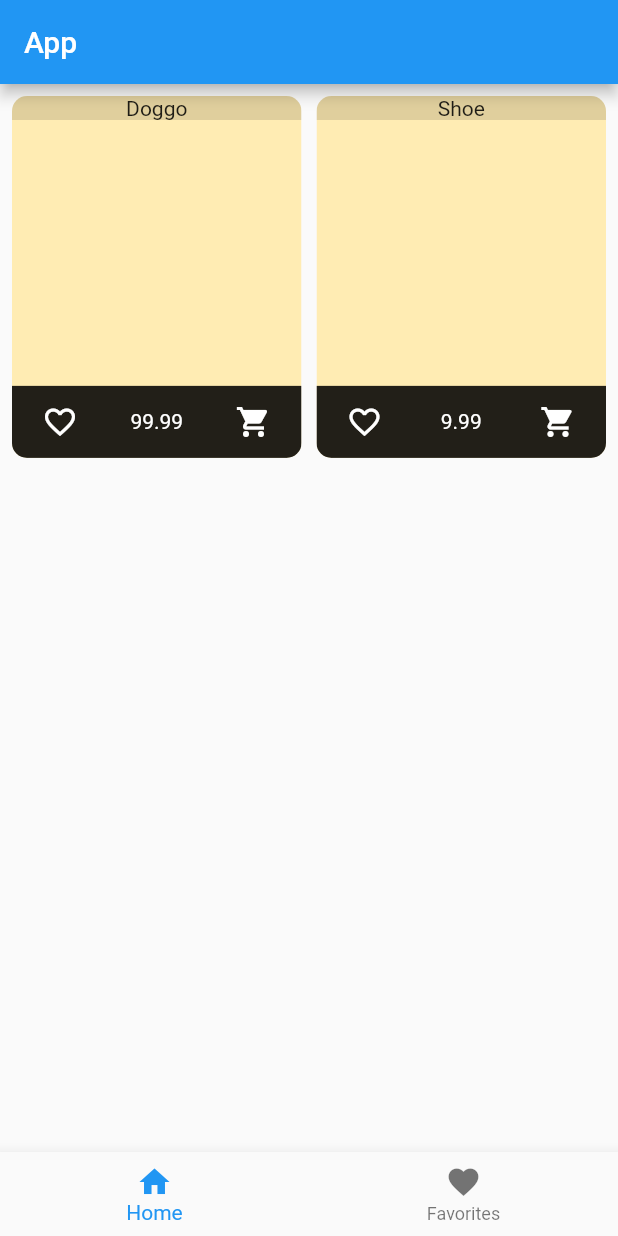
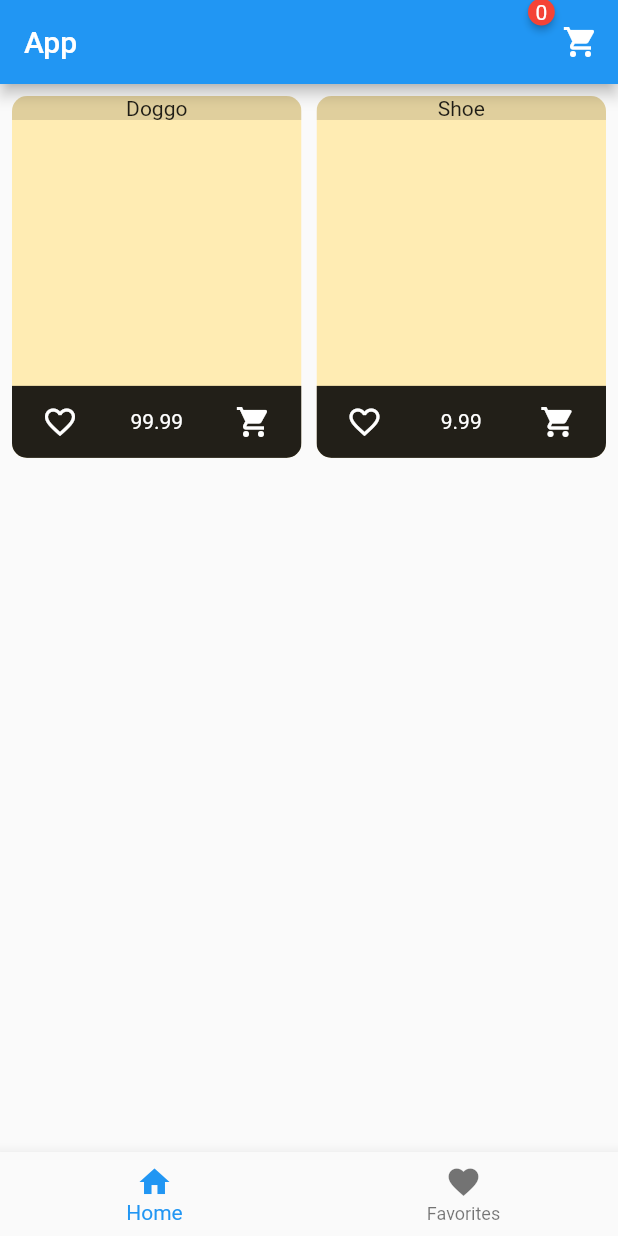
Before and after one commit to nevarwin/addtocart-favorite-example, a Flutter app: the screen it shows after launch, on a phone screen of 412 x 824 dp. Run offline on Flutter 3.47's test engine with Material 2 defaults, Android fonts, the phone set to English and light mode, and no system bars; drawn by our look-alikes of badges.

Commit message:
added card badge

```diff
--- a/addtocart_favorite_app/lib/screens/product_screen.dart
+++ b/addtocart_favorite_app/lib/screens/product_screen.dart
@@ -1,4 +1,8 @@
+import 'package:addtocart_favorite_app/provider/cart.dart';
+import 'package:addtocart_favorite_app/screens/cart_screen.dart';
+import 'package:badges/badges.dart';
 import 'package:flutter/material.dart';
+import 'package:provider/provider.dart';
 
 import '../widgets/product_grid_widget.dart';
 
@@ -17,6 +21,34 @@ class ProductScreen extends StatelessWidget {
     return Scaffold(
       appBar: AppBar(
         title: const Text('App'),
+        actions: [
+          Consumer<CartProvider>(
+            builder: (context, cart, child) {
+              print(cart.getCartCount);
+
+              return Badge(
+                position: BadgePosition.topStart(),
+                badgeContent: Text(
+                  cart.getCartCount.toString(),
+                  style: const TextStyle(
+                    color: Colors.white,
+                  ),
+                ),
+                child: SizedBox(
+                  width: 50.0,
+                  child: IconButton(
+                    padding: EdgeInsets.zero,
+                    constraints: const BoxConstraints(),
+                    icon: const Icon(Icons.shopping_cart),
+                    onPressed: () {
+                      Navigator.of(context).pushNamed(CartScreen.routeName);
+                    },
+                  ),
+                ),
+              );
+            },
+          ),
+        ],
       ),
       body: ProductGridWidget(
         isFavorite: isFavorite,
```
